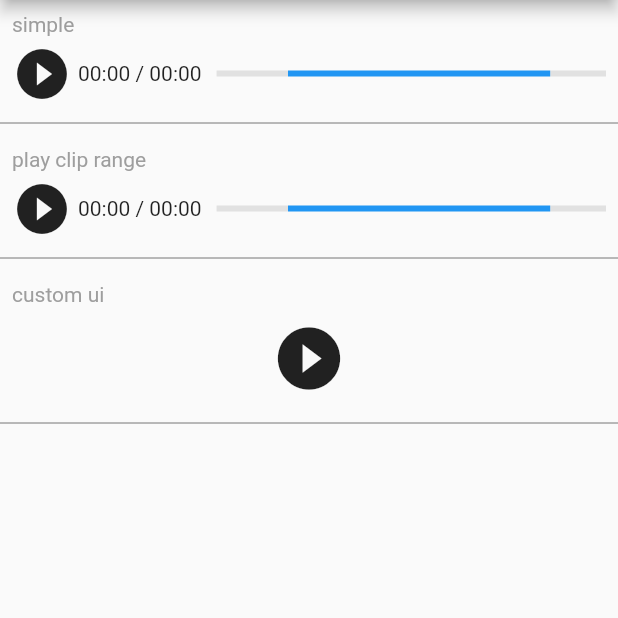
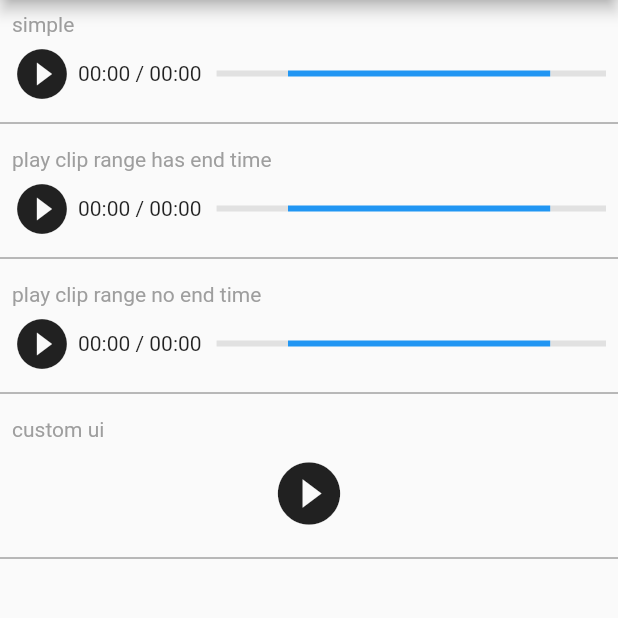
Before and after one commit to cnting/audio_player, a Flutter app: the screen it shows after launch, on a phone screen of 412 x 824 dp, the part 84-702 px from its top. Run offline on Flutter 3.47's test engine with Material 2 defaults, Android fonts, the phone set to English and light mode, and no system bars; statements that could not run were skipped.

Commit message:
ClipRange支持播放到音频结尾

```diff
--- a/example/lib/main.dart
+++ b/example/lib/main.dart
@@ -1,5 +1,5 @@
+import 'package:audio_player/audio.dart';
 import 'package:flutter/material.dart';
-import 'package:audio_player/audio.dart';
 
 import 'custom_controller.dart';
 
@@ -18,7 +18,8 @@ class MyApp extends StatelessWidget {
         body: Column(
           children: <Widget>[
             _Item('simple', _Simple()),
-            _Item('play clip range', _Clip()),
+            _Item('play clip range has end time', _Clip(true)),
+            _Item('play clip range no end time', _Clip(false)),
             _Item('custom ui', _CustomController()),
           ],
         ),
@@ -86,6 +87,11 @@ class _SimpleState extends State<_Simple> {
 
 ///播放片段
 class _Clip extends StatefulWidget {
+
+  final bool hasEndTime;
+
+  const _Clip(this.hasEndTime);
+
   @override
   _ClipState createState() => _ClipState();
 }
@@ -98,7 +104,12 @@ class _ClipState extends State<_Clip> {
     super.initState();
     audioPlayerController = AudioPlayerController.network(url,
         playConfig: PlayConfig(
-            clipRange: DurationRange.fromList([0, 10 * 1000]),
+            clipRange: DurationRange.fromList(
+                [
+                  5 * 1000,
+                  if(widget.hasEndTime)
+                    10 * 1000
+                ]),
             autoPlay: false,
             loopingTimes: 2
         ));
--- a/example/pubspec.yaml
+++ b/example/pubspec.yaml
@@ -3,7 +3,7 @@ description: Demonstrates how to use the audio_player plugin.
 publish_to: 'none'
 
 environment:
-  sdk: ">=2.1.0 <3.0.0"
+  sdk: ">=2.2.2 <3.0.0"
 
 dependencies:
   flutter:
--- a/lib/src/audio_player.dart
+++ b/lib/src/audio_player.dart
@@ -12,11 +12,18 @@ class DurationRange {
 
   factory DurationRange.fromValue(dynamic value) {
     List<dynamic> pair = value;
-    return DurationRange(
-        Duration(milliseconds: pair[0]), Duration(milliseconds: pair[1]));
+    return DurationRange.fromList(pair);
   }
 
   factory DurationRange.fromList(List<int> value) {
+    assert(value.length >= 1 &&
+        value[0] >= 0, 'invalid DurationRange:$value');
+
+    //如果只传入开始时间，则播放到音频末尾
+    if (value.length == 1) {
+      value.add(-1);
+    }
+
     return DurationRange(
         Duration(milliseconds: value[0]), Duration(milliseconds: value[1]));
   }
@@ -154,7 +161,8 @@ class PlayConfig {
       this.clipRange,
       this.loopingTimes = 0})
       : assert(startAt == null || clipRange == null,
-            'Cannot provide both startAt and clipRange');
+  'Cannot provide both startAt and clipRange')
+  ;
 }
 
 enum DataSourceType { asset, network, file }
```
Also changed, not shown: 1 other file.
